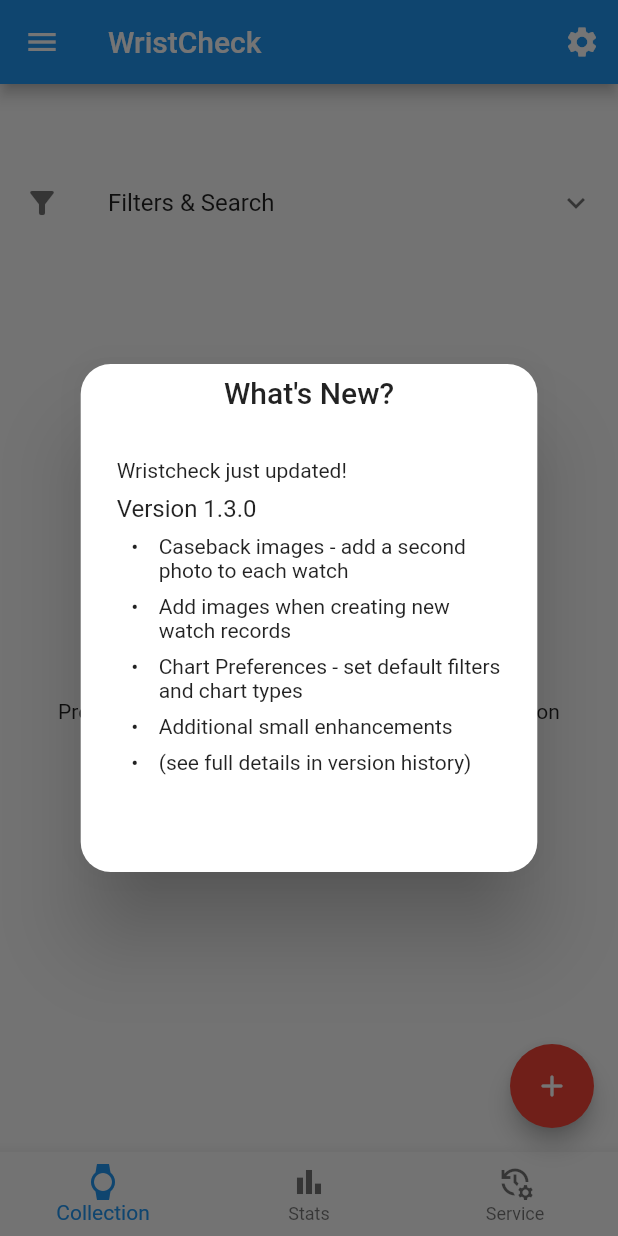
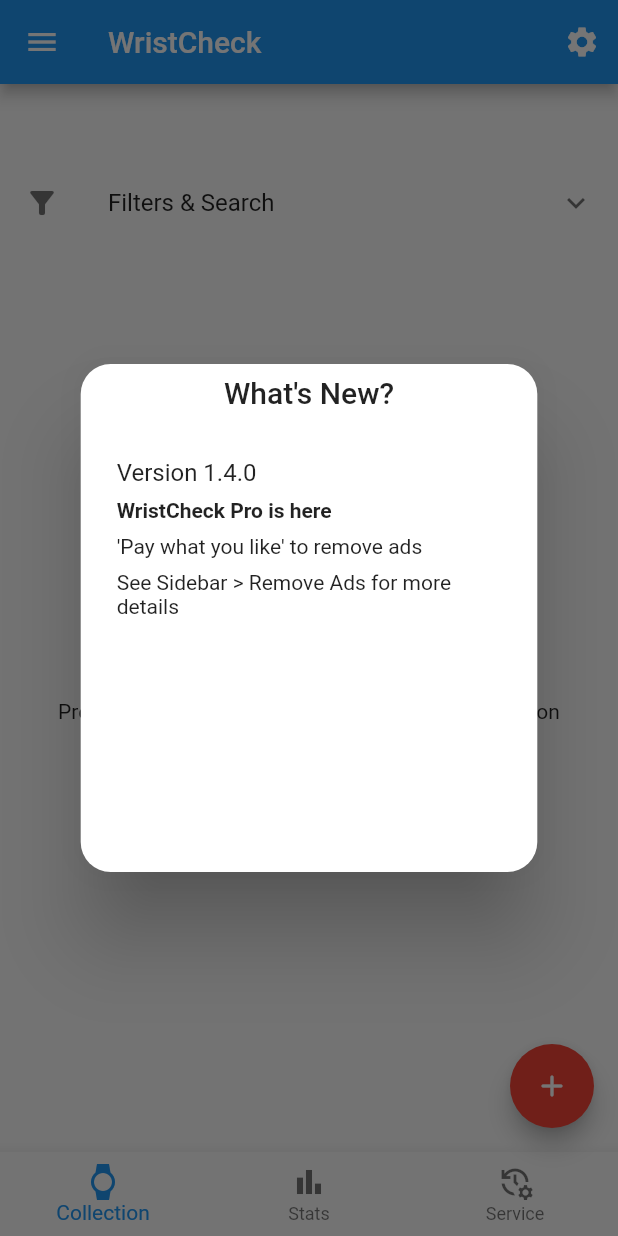
Before and after one commit to Stif-UK/WristCheck, a Flutter app: the screen it shows after launch, on a phone screen of 412 x 824 dp. Run offline on Flutter 3.47's test engine with Material 2 defaults, Android fonts, the phone set to English and light mode, and no system bars; drawn by our look-alikes of google_mobile_ads; our stand-ins replace file_picker, flutter_local_notifications, flutter_markdown, get, hive, hive_flutter and 10 more; missing offline and left inert: app_tracking_transparency, purchases_flutter; accounts and stored records are empty; network calls fail; statements that could not run were skipped.

Commit message:
added dev stats, app tracking transparency and dynamic copy

```diff
--- a/lib/copy/remove_ads_copy.dart
+++ b/lib/copy/remove_ads_copy.dart
@@ -7,7 +7,7 @@ class RemoveAdsCopy{
   }
 
   static getPageTitleSupporter(){
-    return const Text("Support Air Fryr");
+    return const Text("Support WristCheck");
   }
 
   static getRemoveAdsMainCopy(BuildContext context){
--- a/lib/copy/whats_new_copy.dart
+++ b/lib/copy/whats_new_copy.dart
@@ -4,15 +4,14 @@ import 'package:flutter/material.dart';
 class WhatsNewCopy{
 
   static String getLatestVersionCopy(){
-    return "Wristcheck just updated!\n"
-        "### Version 1.3.0 \n"
+    return
+        "### Version 1.4.0 \n"
         "\n"
 
-        "* Caseback images - add a second photo to each watch\n"
-        "* Add images when creating new watch records\n"
-        "* Chart Preferences - set default filters and chart types\n"
-        "* Additional small enhancements\n"
-        "* (see full details in version history)";
+        "**WristCheck Pro is here**"
+        "\n\n"
+        "'Pay what you like' to remove ads\n\n"
+        "See Sidebar > Remove Ads for more details";
   }
 
 
@@ -24,6 +23,13 @@ class WhatsNewCopy{
         child: const Markdown(
           physics: ClampingScrollPhysics(),
             data:
+            "### Version 1.4 \n"
+                "\n"
+
+                "* WristCheck Pro added!\n"
+                "* Remove Ads with an in-app purchase\n\n"
+                ""
+                "--- \n\n"
             "### Version 1.3.0 \n"
                 "\n"
 
--- a/lib/ui/watch_home_drawer.dart
+++ b/lib/ui/watch_home_drawer.dart
@@ -1,12 +1,14 @@
 import 'package:flutter/material.dart';
 import 'package:get/get.dart';
+import 'package:wristcheck/controllers/wristcheck_controller.dart';
 import 'package:wristcheck/ui/SettingsPage.dart';
 import 'package:wristcheck/ui/PrivacyPolicy.dart';
 import 'package:wristcheck/ui/AboutApp.dart';
 import 'package:wristcheck/ui/remove_ads.dart';
 
 class WatchHomeDrawer extends StatelessWidget {
-  const WatchHomeDrawer({Key? key}) : super(key: key);
+  WatchHomeDrawer({Key? key}) : super(key: key);
+  final wristCheckController = Get.put(WristCheckController());
 
   @override
   Widget build(BuildContext context) {
@@ -61,7 +63,7 @@ class WatchHomeDrawer extends StatelessWidget {
           const Divider(),
           ListTile(
             leading: const Icon(Icons.ad_units_outlined),
-            title: const Text("Remove Ads"),
+            title: wristCheckController.isAppPro.value? const Text("Support WristCheck"):  const Text("Remove Ads"),
             onTap: (){
               Get.to(() => RemoveAds());
             }
--- a/lib/ui/wristcheck_home.dart
+++ b/lib/ui/wristcheck_home.dart
@@ -1,5 +1,8 @@
+import 'package:app_tracking_transparency/app_tracking_transparency.dart';
 import 'package:flutter/material.dart';
-import 'package:wristcheck/copy/dialogs.dart';
+import 'dart:io';
+import 'package:wristcheck/api/purchase_api.dart';
+import 'package:wristcheck/model/wristcheck_preferences.dart';
 import 'package:wristcheck/ui/SettingsPage.dart';
 import 'package:wristcheck/ui/watchbox/watchbox_parent.dart';
 import 'package:wristcheck/ui/StatsWidget.dart';
@@ -13,6 +16,7 @@ import 'package:wristcheck/util/startup_checks_util.dart';
 
 
 class WristCheckHome extends StatefulWidget{
+
 
   @override
   _WristCheckHomeState createState() => _WristCheckHomeState();
@@ -34,6 +38,21 @@ class _WristCheckHomeState extends State<WristCheckHome> {
     super.initState();
     //Check for a version update and show a dialog if a new version has been released
     StartupChecksUtil.runStartupChecks(context);
+
+    //If app is pro, check entitlement is still valid - check once per week
+    if(WristCheckPreferences.getAppPurchasedStatus() == true){
+      final lastChecked = WristCheckPreferences.getLastEntitlementCheckDate();
+      if(lastChecked == null){
+        PurchaseApi.checkEntitlements();
+      } else {
+        final date2 = DateTime.now();
+        final difference = date2.difference(lastChecked).inDays;
+        if(difference > 6){
+          PurchaseApi.checkEntitlements();
+        }
+      }
+
+    }
   }
 
 
@@ -41,6 +60,10 @@ class _WristCheckHomeState extends State<WristCheckHome> {
   @override
   Widget build(BuildContext context) {
 
+    //If platform is iOS, request tracking permission for ads
+    if(Platform.isIOS) {
+      AppTrackingTransparency.requestTrackingAuthorization();
+    }
 
 
     //bool _darkModeToggle = false;
@@ -69,7 +92,7 @@ class _WristCheckHomeState extends State<WristCheckHome> {
 
 
       body: _children[_currentIndex],
-      drawer: const WatchHomeDrawer(),
+      drawer: WatchHomeDrawer(),
 
       //hide FAB except on collection screen
       floatingActionButton: _currentIndex == 0 ? FloatingActionButton(
--- a/pubspec.yaml
+++ b/pubspec.yaml
@@ -15,7 +15,7 @@ publish_to: 'none' # Remove this line if you wish to publish to pub.dev
 # In iOS, build-name is used as CFBundleShortVersionString while build-number used as CFBundleVersion.
 # Read more about iOS versioning at
 # https://developer.apple.com/library/archive/documentation/General/Reference/InfoPlistKeyReference/Articles/CoreFoundationKeys.html
-version: 1.3.1+7
+version: 1.4.0+9
 
 environment:
   sdk: ">=2.15.1 <3.0.0"
@@ -57,6 +57,7 @@ dependencies:
   share_plus: ^4.4.0
   in_app_review: ^2.0.4
   purchases_flutter: ^4.11.3
+  app_tracking_transparency: ^2.0.3
 
 dev_dependencies:
   flutter_test:
```
Also changed, not shown: lib/api/purchase_api.dart (+1 -6 lines), lib/ui/SettingsPage.dart (+6 -4 lines), lib/ui/developer_stats.dart (added, +219 -0 lines), pubspec.lock.
